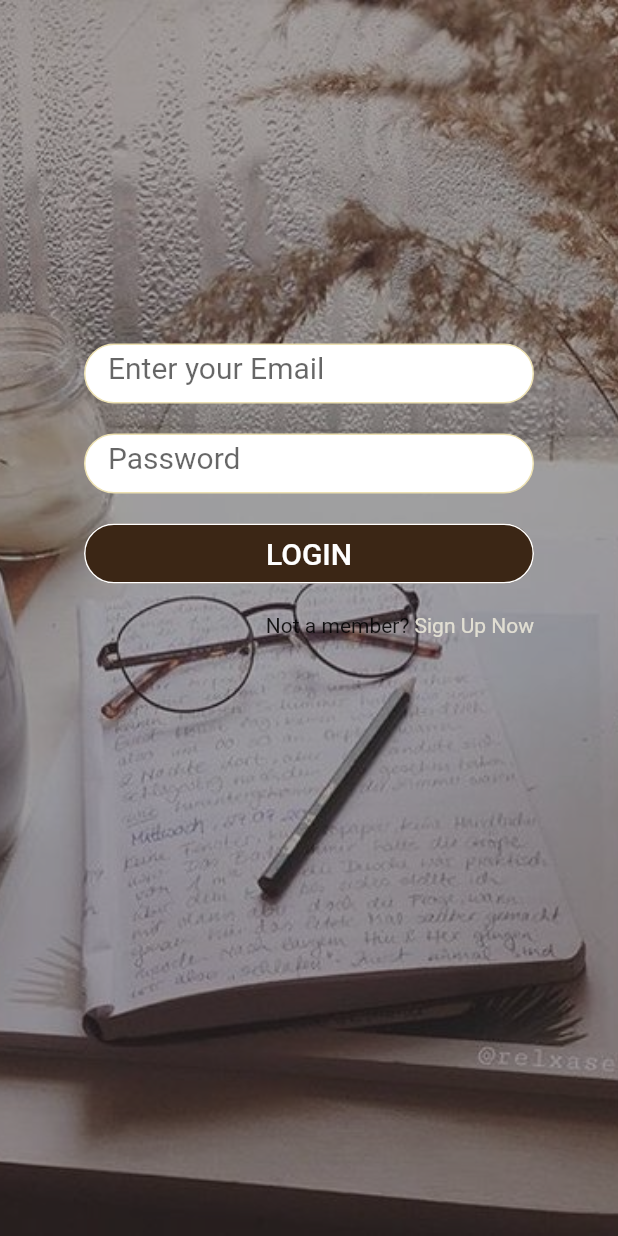
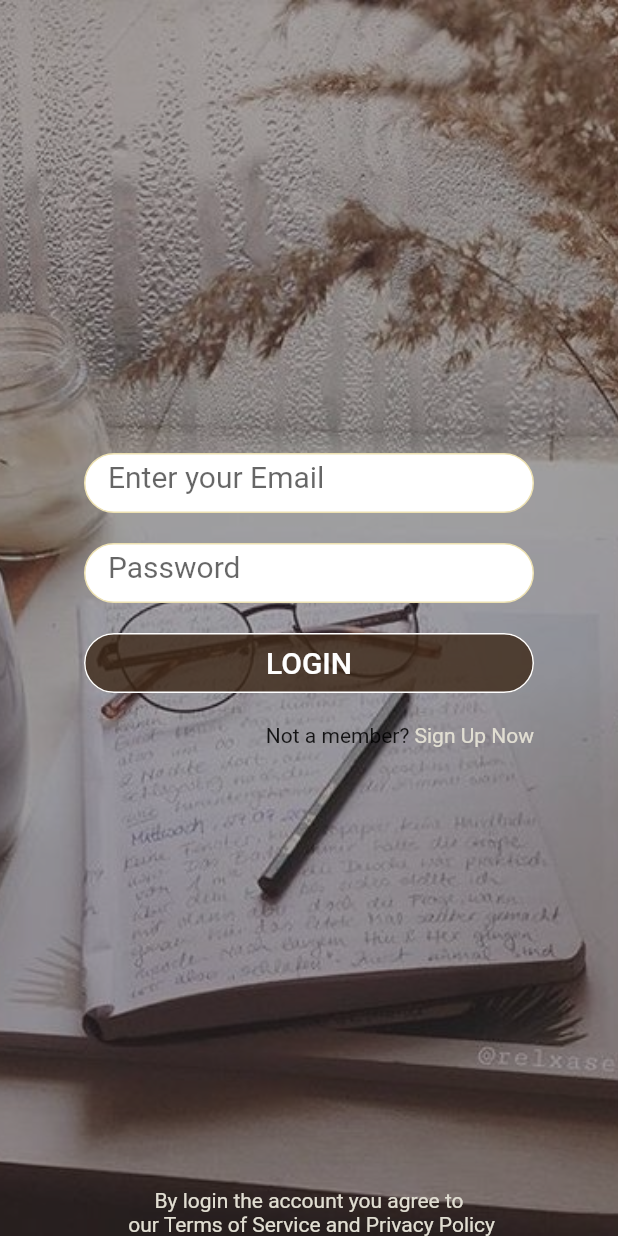
Before and after one commit to marcusmak/IoT-Track-and-trace-system, a Flutter app: the screen it shows after launch, on a phone screen of 412 x 824 dp. Run offline on Flutter 3.47's test engine with Material 2 defaults, Android fonts, the phone set to English and light mode, and no system bars; our stand-ins replace flutter_svg; Roboto replaces fonts that are missing (Century Gothic).

Commit message:
privacy notice added

```diff
--- a/lib/SignUp1.dart
+++ b/lib/SignUp1.dart
@@ -24,10 +24,30 @@ class SignUp1 extends StatelessWidget {
             ),
           ),
           // Adobe XD layer: 'Account Setting' (group)
-          Align(
-             alignment: Alignment(0.0,-0.25),
-             child:
-                Account_setting()
+          Stack(
+            //  crossAxisAlignment: CrossAxisAlignment.center,
+            //  mainAxisSize: MainAxisSize.max,
+
+             children:
+                <Widget>[
+                  Align(
+                      alignment: Alignment(0.0,0),
+                      child:Account_setting()
+                    ) ,
+                  Align(
+                      alignment: Alignment(0.0,1),
+                      child:Text("By login the account you agree to\n our "+
+                                  "Terms of Service and Privacy Policy"
+                                  ,style:
+                                      TextStyle(
+                                          color:const Color.fromARGB(255, 225, 222, 210),//Color(0xE1DED2ff)
+                                      )
+                                  ,textAlign: TextAlign.center
+                                  ,
+
+                        ),
+                    )
+                ]
           )
         ]
       )
@@ -50,7 +70,7 @@ class Account_setting extends StatelessWidget{
             padding: EdgeInsets.symmetric(vertical:10.0),
             child:Container(
               child: FlatButton(
-                color: const Color.fromARGB(255, 59, 38, 21), //(0x59382100)
+                color: const Color.fromARGB(200, 59, 38, 21), //(0x59382100)
                 textColor: Colors.white,
                 disabledColor: Colors.grey,
                 disabledTextColor: Colors.black,
@@ -84,10 +104,17 @@ class Account_setting extends StatelessWidget{
                       mainAxisSize: MainAxisSize.min,
                       children: <Widget>[
                         Text("Not a member? "),
-                        Text("Sign Up Now",style:TextStyle(
-                          color:const Color.fromARGB(255, 225, 222, 210),//Color(0xE1DED2ff)
-                        )),
-
+                        GestureDetector(
+                          onTap: () {
+                            // Navigator.pushNamed(context, "myRoute");
+                            print("Hello World!");
+                          },
+                          child:
+                              Text("Sign Up Now",
+                                style:TextStyle(
+                                  color:const Color.fromARGB(255, 225, 222, 210),//Color(0xE1DED2ff)
+                                  )),
+                          )
                         ],
                       ),
               alignment:AlignmentDirectional.topEnd,
--- a/lib/main.dart
+++ b/lib/main.dart
@@ -28,7 +28,7 @@ class MyApp extends StatelessWidget {
         visualDensity: VisualDensity.adaptivePlatformDensity,
       ),
       home: SignUp1(),
-      // home: SignUp1(title: 'Flutter Demo Home Page'),
+      // home: MyHomePage(title: 'Flutter Demo Home Page'),
     );
   }
 }
```
